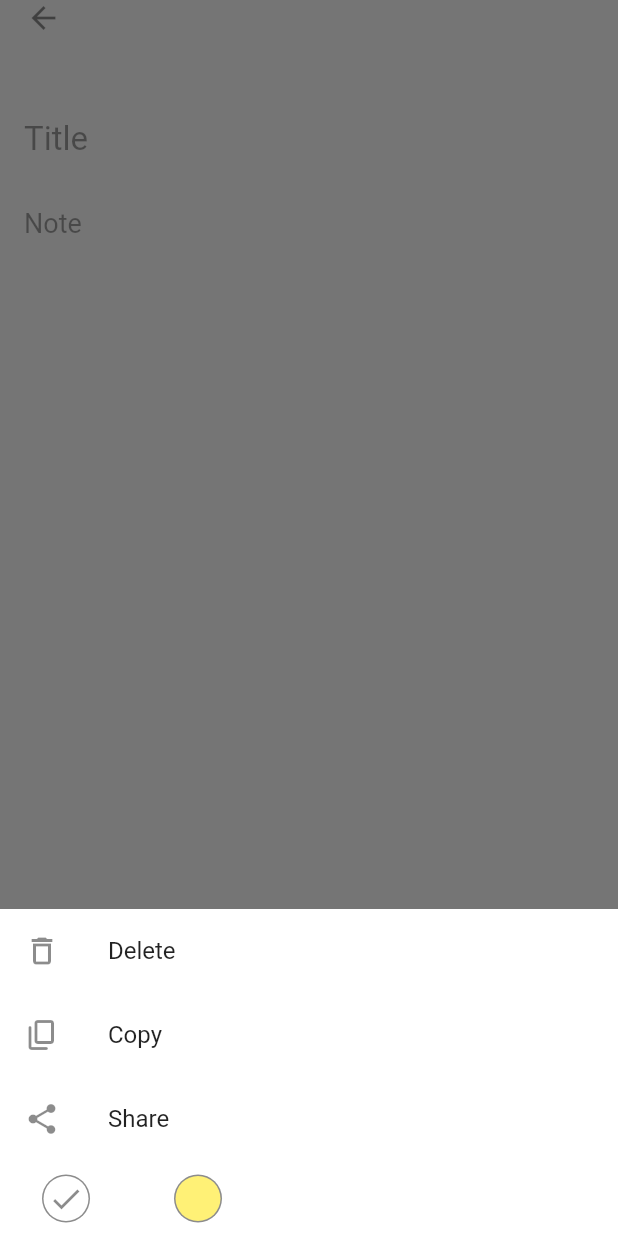
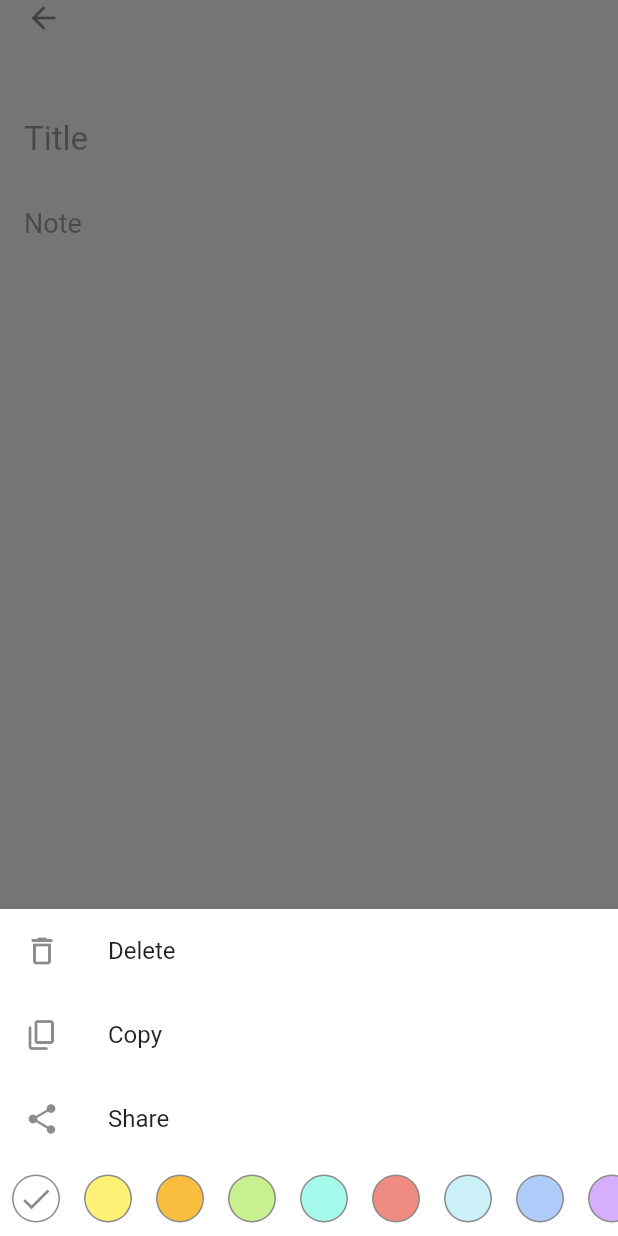
Before and after one commit to mohamedhalim1998/Flutter-Notes, a Flutter app: the AddNote screen opened by its route, after a tap on the "more vert" icon, on a phone screen of 412 x 824 dp. Run offline on Flutter 3.47's test engine with Material 2 defaults, Android fonts, the phone set to English and light mode, and no system bars; our stand-ins replace sqflite; accounts and stored records are empty.

Commit message:
ADD: More colors

```diff
--- a/lib/model/note_color_state.dart
+++ b/lib/model/note_color_state.dart
@@ -2,10 +2,10 @@ import 'package:flutter/material.dart';
 import 'package:notes_app/utils/const.dart';
 
 class NoteColor with ChangeNotifier {
-  Color color = Color(kColorWhite);
+  Color color = Color(colors[0]);
 
   NoteColor() {
-    color = Color(kColorWhite);
+    color = Color(colors[0]);
   }
 
   void changeColor(Color color) {
--- a/lib/utils/const.dart
+++ b/lib/utils/const.dart
@@ -1,5 +1,13 @@
-import 'package:flutter/material.dart';
-
-
-int kColorWhite = Color.fromARGB(255, 255, 255, 255).value;
-int kColorYellow = Color.fromARGB(255, 255, 241, 118).value;
+List<int> colors = [
+  0xFFFFFFFF,
+  0xFFFFF176,
+  0xFFF9BE3D,
+  0xFFC8F08F,
+  0xFFA5F9EB,
+  0xFFF08B82,
+  0xFFCBF0F8,
+  0xFFAFCBFA,
+  0xFFD7AEFC,
+  0XFFF5CEE9,
+  0xFFE9EAEE
+];
--- a/lib/widgets/color_icon.dart
+++ b/lib/widgets/color_icon.dart
@@ -1,6 +1,8 @@
 import 'package:flutter/material.dart';
+import 'package:flutter/widgets.dart';
 import 'package:notes_app/model/note_color_state.dart';
 import 'package:provider/provider.dart';
+
 class ColorIcon extends StatelessWidget {
   final Color color;
 
@@ -10,7 +12,12 @@ class ColorIcon extends StatelessWidget {
   Widget build(BuildContext context) {
     return Consumer<NoteColor>(
       builder: (context, value, child) {
-        return FlatButton(
+        return ButtonTheme(
+          materialTapTargetSize: MaterialTapTargetSize.shrinkWrap,
+          minWidth: 0,
+          height: 0,
+          padding: EdgeInsets.zero,
+          child: FlatButton(
             onPressed: () {
               value.changeColor(color);
             },
@@ -27,6 +34,7 @@ class ColorIcon extends StatelessWidget {
                 shape: BoxShape.circle,
               ),
             ),
+          ),
         );
       },
     );
--- a/lib/widgets/color_list_view.dart
+++ b/lib/widgets/color_list_view.dart
@@ -3,7 +3,14 @@ import 'package:notes_app/model/note_color_state.dart';
 import 'package:notes_app/utils/const.dart';
 import 'package:provider/provider.dart';
 import 'color_icon.dart';
+
 class ColorsListView extends StatelessWidget {
+  final List<Widget> colorsList = List.generate(
+      colors.length,
+      (index) => ColorIcon(
+            color: Color(colors[index]),
+          ));
+
   @override
   Widget build(BuildContext context) {
     return Consumer<NoteColor>(
@@ -15,14 +22,7 @@ class ColorsListView extends StatelessWidget {
           child: ListView(
             shrinkWrap: true,
             scrollDirection: Axis.horizontal,
-            children: [
-              ColorIcon(
-                color: Color(kColorWhite),
-              ),
-              ColorIcon(
-                color: Color(kColorYellow),
-              ),
-            ],
+            children: colorsList,
           ),
         );
       },
```
Lines whose indentation alone changed are shown as unchanged.
